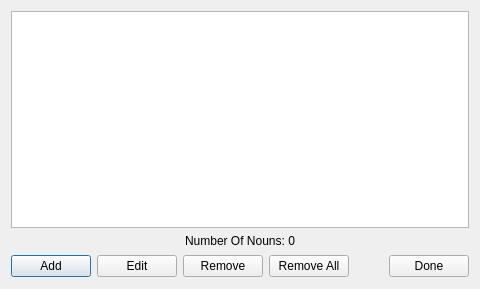
First picture: the form in editnounsdialog.ui, repository lawand/gngt, before the edit.
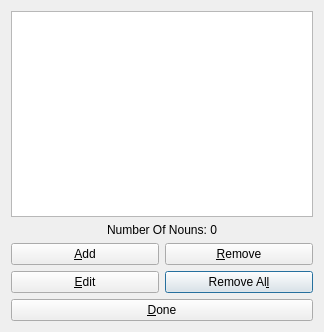
Second picture: the form after the edit.

Commit message: minor layout and interface edits

```diff
--- a/editnounsdialog.ui
+++ b/editnounsdialog.ui
@@ -6,18 +6,18 @@
    <rect>
     <x>0</x>
     <y>0</y>
-    <width>480</width>
-    <height>289</height>
+    <width>324</width>
+    <height>332</height>
    </rect>
   </property>
   <property name="windowTitle">
    <string>Edit Nouns</string>
   </property>
-  <layout class="QVBoxLayout" name="verticalLayout">
-   <item>
+  <layout class="QGridLayout" name="gridLayout">
+   <item row="0" column="0" colspan="2">
     <widget class="QListWidget" name="nounsListWidget"/>
    </item>
-   <item>
+   <item row="1" column="0" colspan="2">
     <widget class="QLabel" name="numberOfNounsLabel">
      <property name="text">
       <string>Number Of Nouns: 0</string>
@@ -27,57 +27,40 @@
      </property>
     </widget>
    </item>
-   <item>
-    <layout class="QHBoxLayout" name="horizontalLayout">
-     <item>
-      <widget class="QPushButton" name="addPushButton">
-       <property name="text">
-        <string>Add</string>
-       </property>
-      </widget>
-     </item>
-     <item>
-      <widget class="QPushButton" name="editPushButton">
-       <property name="text">
-        <string>Edit</string>
-       </property>
-      </widget>
-     </item>
-     <item>
-      <widget class="QPushButton" name="removePushButton">
-       <property name="text">
-        <string>Remove</string>
-       </property>
-      </widget>
-     </item>
-     <item>
-      <widget class="QPushButton" name="removeAllPushButton">
-       <property name="text">
-        <string>Remove All</string>
-       </property>
-      </widget>
-     </item>
-     <item>
-      <spacer name="horizontalSpacer">
-       <property name="orientation">
-        <enum>Qt::Horizontal</enum>
-       </property>
-       <property name="sizeHint" stdset="0">
-        <size>
-         <width>13</width>
-         <height>24</height>
-        </size>
-       </property>
-      </spacer>
-     </item>
-     <item>
-      <widget class="QPushButton" name="donePushButton">
-       <property name="text">
-        <string>Done</string>
-       </property>
-      </widget>
-     </item>
-    </layout>
+   <item row="7" column="1">
+    <widget class="QPushButton" name="removeAllPushButton">
+     <property name="text">
+      <string>Remove Al&amp;l</string>
+     </property>
+    </widget>
+   </item>
+   <item row="8" column="0" colspan="2">
+    <widget class="QPushButton" name="donePushButton">
+     <property name="text">
+      <string>&amp;Done</string>
+     </property>
+    </widget>
+   </item>
+   <item row="3" column="1">
+    <widget class="QPushButton" name="removePushButton">
+     <property name="text">
+      <string>&amp;Remove</string>
+     </property>
+    </widget>
+   </item>
+   <item row="7" column="0">
+    <widget class="QPushButton" name="editPushButton">
+     <property name="text">
+      <string>&amp;Edit</string>
+     </property>
+    </widget>
+   </item>
+   <item row="3" column="0">
+    <widget class="QPushButton" name="addPushButton">
+     <property name="text">
+      <string>&amp;Add</string>
+     </property>
+    </widget>
    </item>
   </layout>
  </widget>
```
Left out of the diff: 8 changed lines with no effect on the pictures.
